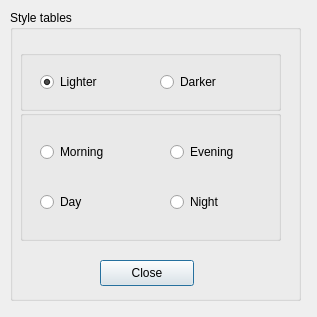
The window that stylesdialog.ui (FerKosNik/TextEditor_Rustem) describes before a commit, drawn with Qt 5.
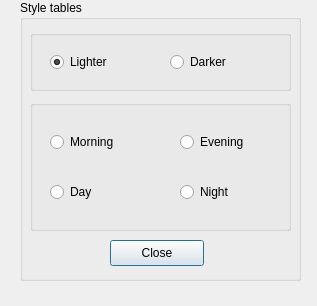
The same window after the commit.

What changed in the file:
```diff
--- a/stylesdialog.ui
+++ b/stylesdialog.ui
@@ -7,7 +7,7 @@
     <x>0</x>
     <y>0</y>
     <width>317</width>
-    <height>317</height>
+    <height>306</height>
    </rect>
   </property>
   <property name="windowTitle">
@@ -16,10 +16,10 @@
   <widget class="QGroupBox" name="groupBox">
    <property name="geometry">
     <rect>
-     <x>10</x>
-     <y>10</y>
-     <width>291</width>
-     <height>291</height>
+     <x>20</x>
+     <y>0</y>
+     <width>281</width>
+     <height>281</height>
     </rect>
    </property>
    <property name="title">
@@ -97,7 +97,7 @@
     <property name="geometry">
      <rect>
       <x>10</x>
-      <y>40</y>
+      <y>30</y>
       <width>261</width>
       <height>61</height>
      </rect>
@@ -139,7 +139,7 @@
     <property name="geometry">
      <rect>
       <x>90</x>
-      <y>250</y>
+      <y>240</y>
       <width>94</width>
       <height>26</height>
      </rect>
```
